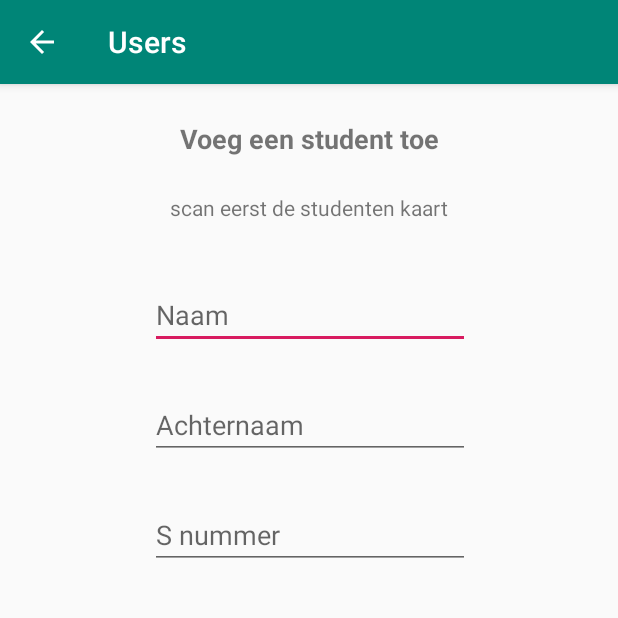
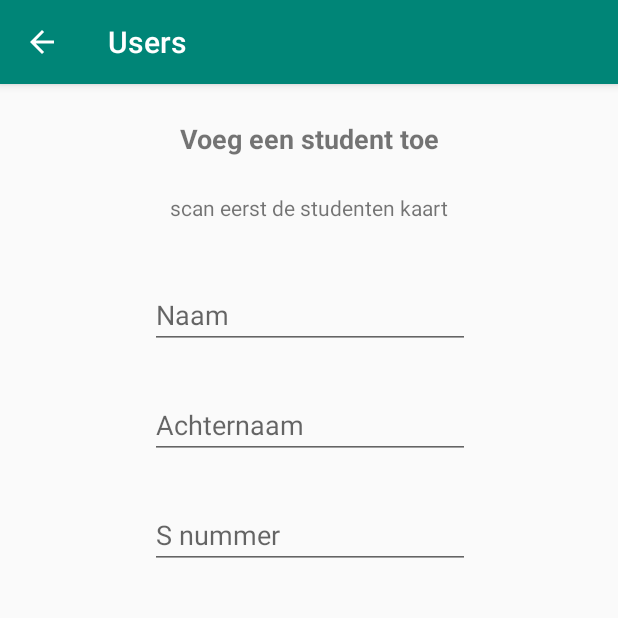
Before and after one commit to mnirm/AppOfTheYear, an Android app: the AddUserActivity screen opened directly, with no data from a screen before it, on a phone screen of 412 x 824 dp, the top half of it. Run offline under Robolectric (Android 15) with nearby library versions, the phone set to English and light mode, and no system bars.

Commit message:
adduser input fields are disabled at start

```diff
--- a/app/src/main/java/jarno/oussama/com/examenmonitor/AddUserActivity.java
+++ b/app/src/main/java/jarno/oussama/com/examenmonitor/AddUserActivity.java
@@ -10,4 +10,5 @@ public class AddUserActivity extends AppCompatActivity {
         super.onCreate(savedInstanceState);
         setContentView(R.layout.activity_add_user);
     }
+
 }
--- a/app/src/main/res/layout/activity_add_user.xml
+++ b/app/src/main/res/layout/activity_add_user.xml
@@ -38,6 +38,10 @@
         android:hint="@string/name_placeholder"
         android:ems="10"
         android:inputType="textPersonName"
+        android:clickable="false"
+        android:cursorVisible="false"
+        android:focusable="false"
+        android:focusableInTouchMode="false"
         app:layout_constraintBottom_toTopOf="@+id/editTextLastname"
         app:layout_constraintEnd_toEndOf="parent"
         app:layout_constraintHorizontal_bias="0.502"
@@ -59,6 +63,10 @@
         android:ems="10"
         android:inputType="textPersonName"
         android:hint="@string/lastname_placeholder"
+        android:clickable="false"
+        android:cursorVisible="false"
+        android:focusable="false"
+        android:focusableInTouchMode="false"
         app:layout_constraintEnd_toEndOf="parent"
         app:layout_constraintHorizontal_bias="0.502"
         app:layout_constraintStart_toStartOf="parent"
@@ -73,6 +81,10 @@
         android:ems="10"
         android:inputType="textPersonName"
         android:hint="@string/s_number_placeholder"
+        android:clickable="false"
+        android:cursorVisible="false"
+        android:focusable="false"
+        android:focusableInTouchMode="false"
         app:layout_constraintBottom_toBottomOf="parent"
         app:layout_constraintEnd_toEndOf="parent"
         app:layout_constraintHorizontal_bias="0.502"
```
